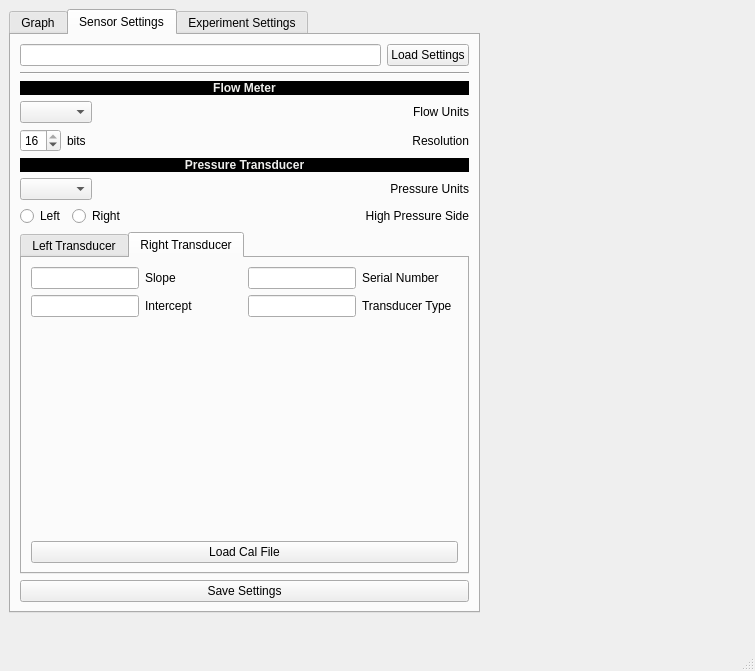
Qt form src/flow_reader.ui (ljaworski88/flow_reader) before a commit.
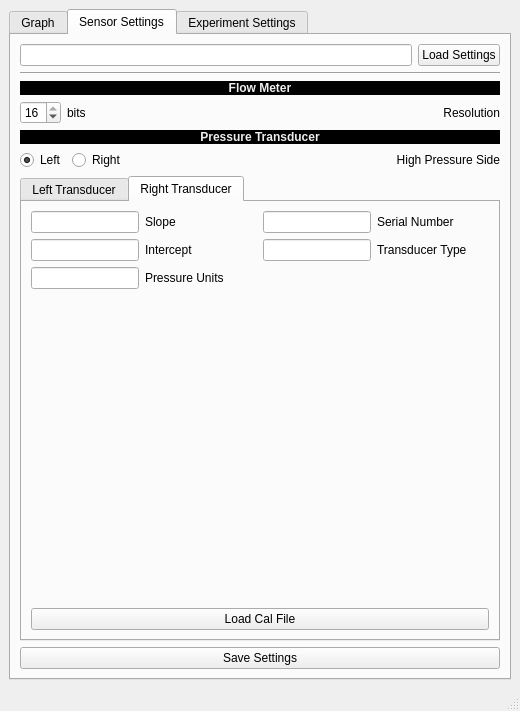
The same form after that commit. The open tabs and pages were chosen to show the change. Custom widgets are drawn as their Qt base class.

What changed in the file:
```diff
--- a/src/flow_reader.ui
+++ b/src/flow_reader.ui
@@ -6,23 +6,17 @@
    <rect>
     <x>0</x>
     <y>0</y>
-    <width>755</width>
-    <height>671</height>
+    <width>520</width>
+    <height>711</height>
    </rect>
   </property>
   <property name="windowTitle">
    <string>MainWindow</string>
   </property>
   <widget class="QWidget" name="centralwidget">
+   <layout class="QGridLayout" name="gridLayout_5">
+    <item row="0" column="0">
    <widget class="QTabWidget" name="mainTabStack">
-    <property name="geometry">
-     <rect>
-      <x>9</x>
-      <y>9</y>
-      <width>471</width>
-      <height>604</height>
-     </rect>
-    </property>
     <property name="currentIndex">
      <number>2</number>
     </property>
@@ -195,19 +189,6 @@
         <item>
          <layout class="QFormLayout" name="flowMeterSettingsFormLayout">
           <item row="0" column="0">
-           <widget class="QComboBox" name="flowUnitSettingComboBox"/>
-          </item>
-          <item row="0" column="1">
-           <widget class="QLabel" name="flowUnitSettingLabel">
-            <property name="text">
-             <string>Flow Units</string>
-            </property>
-            <property name="alignment">
-             <set>Qt::AlignRight|Qt::AlignTrailing|Qt::AlignVCenter</set>
-            </property>
-           </widget>
-          </item>
-          <item row="1" column="0">
            <layout class="QHBoxLayout" name="resolutionSettingHorizontalLayout">
             <item>
              <widget class="QSpinBox" name="resolutionSettingSpinBox">
@@ -231,7 +212,7 @@
             </item>
            </layout>
           </item>
-          <item row="1" column="1">
+            <item row="0" column="1">
            <widget class="QLabel" name="flowMeterResolutionSettingLabel">
             <property name="text">
              <string>Resolution</string>
@@ -260,29 +241,6 @@
         <item>
          <layout class="QFormLayout" name="pressureTransducerSettingsFormLayout">
           <item row="0" column="0">
-           <widget class="QComboBox" name="pressureUnitSettingComboBox">
-            <property name="toolTip">
-             <string>What units should pressure be reported in.</string>
-            </property>
-            <property name="toolTipDuration">
-             <number>5</number>
-            </property>
-            <property name="currentText">
-             <string/>
-            </property>
-           </widget>
-          </item>
-          <item row="0" column="1">
-           <widget class="QLabel" name="pressureUnitSettingLabel">
-            <property name="text">
-             <string>Pressure Units</string>
-            </property>
-            <property name="alignment">
-             <set>Qt::AlignRight|Qt::AlignTrailing|Qt::AlignVCenter</set>
-            </property>
-           </widget>
-          </item>
-          <item row="1" column="0">
            <layout class="QHBoxLayout" name="transducerHighSideButtonHorizontalLayout">
             <item>
              <widget class="QRadioButton" name="leftTransducerRadioButton">
@@ -295,6 +253,9 @@
               <property name="text">
                <string>Left</string>
               </property>
+                <property name="checked">
+                 <bool>true</bool>
+                </property>
              </widget>
             </item>
             <item>
@@ -312,7 +273,7 @@
             </item>
            </layout>
           </item>
-          <item row="1" column="1">
+            <item row="0" column="1">
            <widget class="QLabel" name="highPressureSideSelectionLabel">
             <property name="layoutDirection">
              <enum>Qt::RightToLeft</enum>
@@ -464,6 +425,16 @@
                   </property>
                  </widget>
                 </item>
+                  <item row="2" column="0">
+                   <widget class="QLineEdit" name="rightTransducerPressureUnitesLineEdit"/>
+                  </item>
+                  <item row="2" column="1">
+                   <widget class="QLabel" name="rightTransducerPressureUnitsLabel">
+                    <property name="text">
+                     <string>Pressure Units</string>
+                    </property>
+                   </widget>
+                  </item>
                </layout>
               </item>
               <item>
@@ -720,6 +691,8 @@
      </layout>
     </widget>
    </widget>
+    </item>
+   </layout>
   </widget>
   <widget class="QMenuBar" name="menubar">
    <property name="geometry">
```
Left out of the diff: 41 changed lines with no effect on the pictures. Lines whose indentation alone changed are shown as unchanged.
